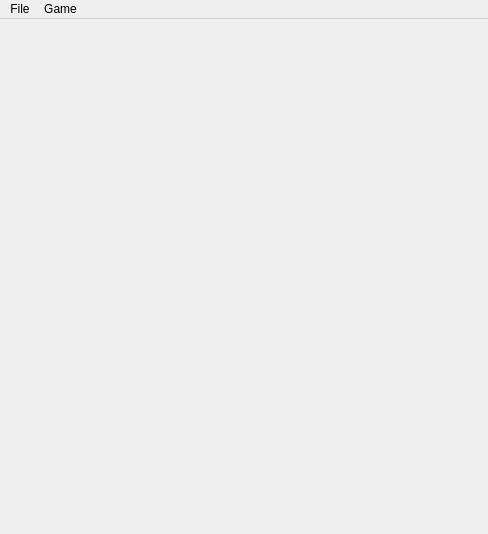
The window that src/view/mainwindow.ui (arnavgoel215/8080-Emulator) describes before a commit, drawn with Qt 5.
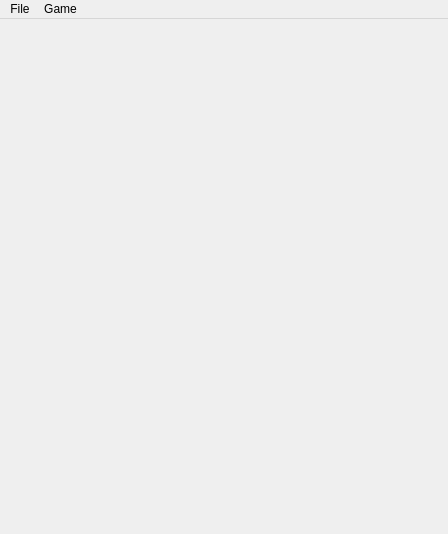
The same window after the commit.

Commit message: Updated proper resolutions.

```diff
--- a/src/view/mainwindow.ui
+++ b/src/view/mainwindow.ui
@@ -6,13 +6,13 @@
    <rect>
     <x>0</x>
     <y>0</y>
-    <width>488</width>
+    <width>448</width>
     <height>534</height>
    </rect>
   </property>
   <property name="minimumSize">
    <size>
-    <width>244</width>
+    <width>224</width>
     <height>278</height>
    </size>
   </property>
@@ -25,7 +25,7 @@
     <rect>
      <x>0</x>
      <y>0</y>
-     <width>488</width>
+     <width>448</width>
      <height>22</height>
     </rect>
    </property>
```
